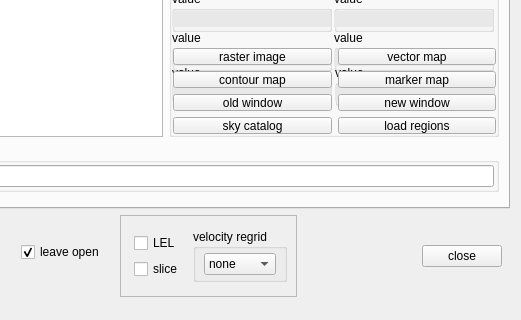
Before: the Qt Designer form code/display/QtViewer/QtDataManager.ui in radio-astro/casa, drawn with Qt 5; both pictures show x 188 to 709 and y 229 to 549 of the 709 by 549 pixel window.
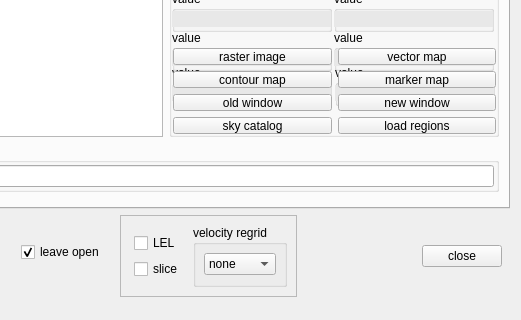
After: the same form once the commit is applied. Custom widgets are drawn as their Qt base class.

Commit message:
New Development: no             JIRA Issue: no       Ready to Release: yes      Interface Changes: none What Interface Changed: none          Test Programs: none   Put in Release Notes: no
           Description: problems for the older qt version?

What changed in the file:
```diff
--- a/code/display/QtViewer/QtDataManager.ui
+++ b/code/display/QtViewer/QtDataManager.ui
@@ -1513,7 +1513,8 @@
            </layout>
           </widget>
          </item>
-         <item alignment="Qt::AlignVCenter">
+<!--     <item alignment="Qt::AlignVCenter"> -->
+         <item>
           <widget class="QGroupBox" name="regrid">
            <property name="minimumSize">
             <size>
```
